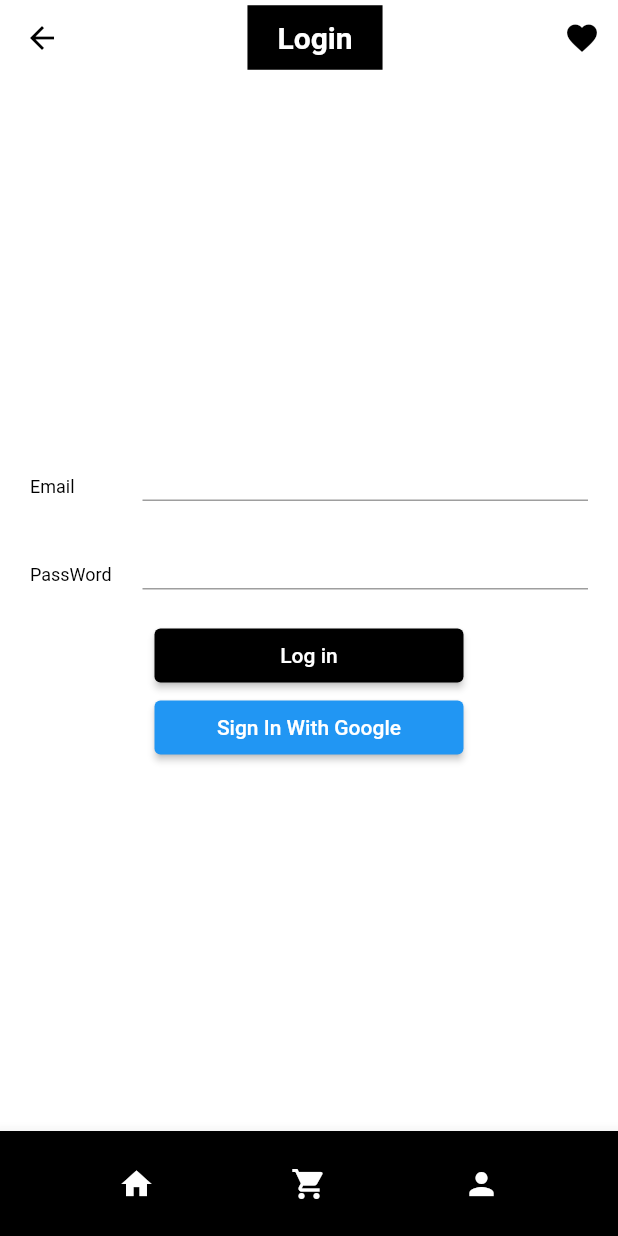
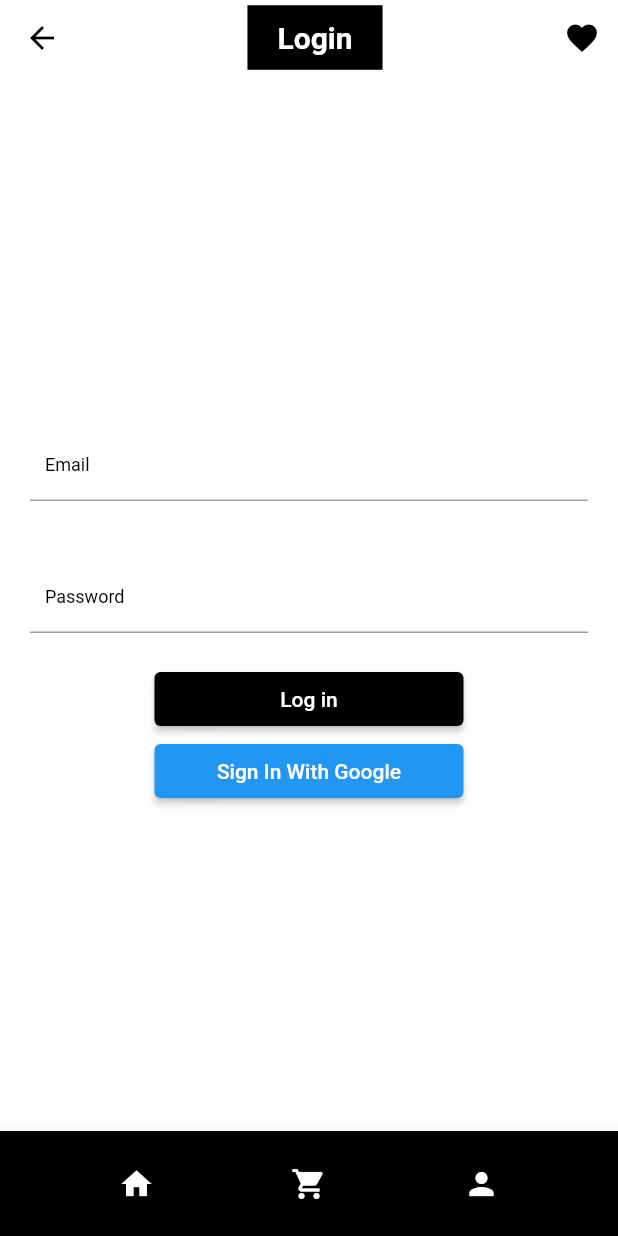
Before and after one commit to nhudang1511/e_commerce_flutter_app, a Flutter app: the screen it shows after launch, item 3 of the bottom bar chosen, after a tap on "Log in", on a phone screen of 412 x 824 dp. Run offline on Flutter 3.47's test engine with Material 2 defaults, Android fonts, the phone set to English and light mode, and no system bars; our stand-ins replace bloc, carousel_slider, cloud_firestore, equatable, firebase_auth, firebase_core and 2 more; accounts and stored records are empty; Roboto replaces fonts that are missing (Avenir).

Commit message:
add login

```diff
--- /dev/null
+++ b/lib/blocs/auth/auth_bloc.dart
@@ -0,0 +1,56 @@
+import 'dart:async';
+
+import 'package:bloc/bloc.dart';
+import 'package:equatable/equatable.dart';
+import 'package:firebase_auth/firebase_auth.dart' as auth;
+
+import '../../repositories/auth/auth_repository.dart';
+import '../../repositories/user/user_repository.dart';
+import '/models/models.dart';
+import 'auth_event.dart';
+import 'auth_state.dart';
+
+
+class AuthBloc extends Bloc<AuthEvent, AuthState> {
+  final AuthRepository _authRepository;
+  final UserRepository _userRepository;
+  StreamSubscription<auth.User?>? _authUserSubscription;
+  StreamSubscription<User?>? _userSubscription;
+
+  AuthBloc({
+    required AuthRepository authRepository,
+    required UserRepository userRepository,
+  })  : _authRepository = authRepository,
+        _userRepository = userRepository,
+        super(AuthState.unknown()) {
+    on<AuthUserChanged>(_onAuthUserChanged);
+
+    _authUserSubscription = _authRepository.user.listen((authUser) {
+      print('Auth user: $authUser');
+      if (authUser != null) {
+        _userRepository.getUser(authUser.uid).listen((user) {
+          add(AuthUserChanged(authUser: authUser, user: user));
+        });
+      } else {
+        add(AuthUserChanged(authUser: authUser));
+      }
+    });
+  }
+
+  void _onAuthUserChanged(
+      AuthUserChanged event,
+      Emitter<AuthState> emit,
+      ) {
+    event.authUser != null
+        ? emit(AuthState.authenticated(
+        authUser: event.authUser!, user: event.user!))
+        : emit(AuthState.unauthenticated());
+  }
+
+  @override
+  Future<void> close() {
+    _authUserSubscription?.cancel();
+    _userSubscription?.cancel();
+    return super.close();
+  }
+}
--- /dev/null
+++ b/lib/blocs/auth/auth_event.dart
@@ -0,0 +1,26 @@
+import 'package:e_commerce/models/models.dart';
+import 'package:equatable/equatable.dart';
+import 'package:firebase_auth/firebase_auth.dart' as auth;
+
+abstract class AuthEvent extends Equatable{
+  const AuthEvent();
+
+  @override
+  List<Object?> get props => [];
+}
+
+class AuthUserChanged extends AuthEvent {
+  final auth.User? authUser;
+  final User? user;
+
+  const AuthUserChanged({
+    required this.authUser,
+    this.user,
+  });
+
+  @override
+  List<Object?> get props => [
+    authUser,
+    user,
+  ];
+}
--- /dev/null
+++ b/lib/blocs/auth/auth_state.dart
@@ -0,0 +1,36 @@
+import 'package:equatable/equatable.dart';
+import 'package:firebase_auth/firebase_auth.dart' as auth;
+import '../../models/models.dart';
+
+enum AuthStatus { unknown, authenticated, unauthenticated }
+
+class AuthState extends Equatable {
+  final AuthStatus status;
+  final auth.User? authUser;
+  final User? user;
+
+  const AuthState._({
+    this.status = AuthStatus.unknown,
+    this.authUser,
+    this.user,
+  });
+
+  const AuthState.unknown() : this._();
+
+  const AuthState.authenticated({
+    required auth.User authUser,
+    required User user,
+  }) : this._(
+    status: AuthStatus.authenticated,
+    authUser: authUser,
+    user: user,
+  );
+
+  const AuthState.unauthenticated()
+      : this._(
+    status: AuthStatus.unauthenticated,
+  );
+
+  @override
+  List<Object?> get props => [status, authUser, user];
+}
--- /dev/null
+++ b/lib/cubits/login/login_cubit.dart
@@ -0,0 +1,32 @@
+import 'package:bloc/bloc.dart';
+
+import '../../repositories/auth/auth_repository.dart';
+import 'login_state.dart';
+
+class LoginCubit extends Cubit<LoginState> {
+  final AuthRepository _authRepository;
+
+  LoginCubit({required AuthRepository authRepository})
+      : _authRepository = authRepository,
+        super(LoginState.initial());
+
+  void emailChanged(String value) {
+    emit(state.copyWith(email: value, status: LoginStatus.initial));
+  }
+
+  void passwordChanged(String value) {
+    emit(state.copyWith(password: value, status: LoginStatus.initial));
+  }
+
+  Future<void> logInWithCredentials() async {
+    if (state.status == LoginStatus.submitting) return;
+    emit(state.copyWith(status: LoginStatus.submitting));
+    try {
+      await _authRepository.signInWithEmailAndPassword(
+        email: state.email,
+        password: state.password,
+      );
+      emit(state.copyWith(status: LoginStatus.success));
+    } catch (_) {}
+  }
+}
--- /dev/null
+++ b/lib/cubits/login/login_state.dart
@@ -0,0 +1,49 @@
+import 'package:equatable/equatable.dart';
+import 'package:firebase_auth/firebase_auth.dart' as auth;
+
+enum LoginStatus { initial, submitting, success, error }
+
+class LoginState extends Equatable {
+  final String email;
+  final String password;
+  final LoginStatus status;
+  final auth.User? user;
+
+  bool get isFormValid => email.isNotEmpty && password.isNotEmpty;
+
+  const LoginState({
+    required this.email,
+    required this.password,
+    required this.status,
+    this.user,
+  });
+
+  factory LoginState.initial() {
+    return LoginState(
+      email: '',
+      password: '',
+      status: LoginStatus.initial,
+      user: null,
+    );
+  }
+
+  @override
+  bool get stringify => true;
+
+  @override
+  List<Object?> get props => [email, password, status, user];
+
+  LoginState copyWith({
+    String? email,
+    String? password,
+    LoginStatus? status,
+    auth.User? user,
+  }) {
+    return LoginState(
+      email: email ?? this.email,
+      password: password ?? this.password,
+      status: status ?? this.status,
+      user: user ?? this.user,
+    );
+  }
+}
--- a/lib/main.dart
+++ b/lib/main.dart
@@ -6,15 +6,19 @@ import 'package:e_commerce/blocs/product/product_bloc.dart';
 import 'package:e_commerce/blocs/product/product_event.dart';
 import 'package:e_commerce/blocs/wishlist/wishlist_event.dart';
 import 'package:e_commerce/config/app_route.dart';
+import 'package:e_commerce/repositories/auth/auth_repository.dart';
 import 'package:e_commerce/repositories/category/category_repository.dart';
 import 'package:e_commerce/repositories/checkout/checkout_repository.dart';
 import 'package:e_commerce/repositories/product/product_repository.dart';
+import 'package:e_commerce/repositories/user/user_repository.dart';
 import 'package:firebase_core/firebase_core.dart';
 import 'package:flutter/material.dart';
 import 'package:flutter_bloc/flutter_bloc.dart';
+import 'blocs/auth/auth_bloc.dart';
 import 'blocs/cart/cart_bloc.dart';
 import 'blocs/wishlist/wishlist_bloc.dart';
 import 'config/theme.dart';
+import 'cubits/login/login_cubit.dart';
 import 'screen/screen.dart';
 
 Future <void> main() async {
@@ -29,23 +33,65 @@ class MyApp extends StatelessWidget {
   // This widget is the root of your application.
   @override
   Widget build(BuildContext context) {
-    return MultiBlocProvider(
+    return MaterialApp(
+      title: 'Zero To Unicorn',
+      debugShowCheckedModeBanner: false,
+      theme: theme(),
+      home: MultiRepositoryProvider(
         providers: [
-        BlocProvider(create: (BuildContext context) =>  WishlistBloc()..add(LoadWishlist())),
-        BlocProvider(create: (BuildContext context) =>  CartBloc()..add(LoadCart())),
-        BlocProvider(create: (_) => CategoryBloc(categoryRepository: CategoryRepository())..add(LoadCategories())),
-        BlocProvider(create: (_) => ProductBloc(productRepository: ProductRepository())..add(LoadProducts())),
-        BlocProvider(create: (context) =>
-            CheckoutBloc(
+          RepositoryProvider(
+            create: (context) => UserRepository(),
+          ),
+          RepositoryProvider(
+            create: (context) => AuthRepository(
+              userRepository: context.read<UserRepository>(),
+            ),
+          ),
+        ],
+        child: MultiBlocProvider(
+          providers: [
+            BlocProvider(
+              create: (context) => AuthBloc(
+                authRepository: context.read<AuthRepository>(),
+                userRepository: context.read<UserRepository>(),
+              ),
+            ),
+            BlocProvider(
+              create: (_) => CartBloc()..add(LoadCart()),
+            ),
+            BlocProvider(
+              create: (context) => CheckoutBloc(
                 cartBloc: context.read<CartBloc>(),
-                checkoutRepository: CheckoutRepository()) )
+                checkoutRepository: CheckoutRepository(),
+              ),
+            ),
+            BlocProvider(
+              create: (_) => CategoryBloc(
+                categoryRepository: CategoryRepository(),
+              )..add(
+                LoadCategories(),
+              ),
+            ),
+            BlocProvider(
+              create: (_) => ProductBloc(
+                productRepository: ProductRepository(),
+              )..add(LoadProducts()),
+            ),
+            BlocProvider(
+              create: (context) => LoginCubit(
+                authRepository: context.read<AuthRepository>(),
+              ),
+            ),
           ],
           child: MaterialApp(
-        title: 'Zero to Unicorn',
+            title: 'Zero To Unicorn',
+            debugShowCheckedModeBanner: false,
             theme: theme(),
             onGenerateRoute: AppRouter.onGenerateRoute,
             initialRoute: SplashScreen.routeName,
           ),
+        ),
+      ),
     );
   }
 }
--- a/lib/models/models.dart
+++ b/lib/models/models.dart
@@ -3,3 +3,4 @@ export 'product_model.dart';
 export 'cart_model.dart';
 export 'checkout_model.dart';
 export 'wishlist_model.dart';
+export 'user_model.dart';
--- /dev/null
+++ b/lib/models/user_model.dart
@@ -0,0 +1,69 @@
+import 'package:cloud_firestore/cloud_firestore.dart';
+import 'package:equatable/equatable.dart';
+
+class User extends Equatable {
+  final String? id;
+  final String fullName;
+  final String email;
+  final String address;
+  final String city;
+  final String country;
+  final String zipCode;
+
+  const User({
+    this.id,
+    this.fullName = '',
+    this.email = '',
+    this.address = '',
+    this.city = '',
+    this.country = '',
+    this.zipCode = '',
+  });
+
+  User copyWith({
+    String? id,
+    String? fullName,
+    String? email,
+    String? address,
+    String? city,
+    String? country,
+    String? zipCode,
+  }) {
+    return User(
+      id: id ?? this.id,
+      fullName: fullName ?? this.fullName,
+      email: email ?? this.email,
+      address: address ?? this.address,
+      city: city ?? this.city,
+      country: country ?? this.country,
+      zipCode: zipCode ?? this.zipCode,
+    );
+  }
+
+  factory User.fromSnapshot(DocumentSnapshot snap) {
+    return User(
+      id: snap.id,
+      fullName: snap['fullName'],
+      email: snap['email'],
+      address: snap['address'],
+      city: snap['city'],
+      country: snap['country'],
+      zipCode: snap['zipCode'],
+    );
+  }
+
+  Map<String, Object> toDocument() {
+    return {
+      'fullName': fullName,
+      'email': email,
+      'address': address,
+      'city': city,
+      'country': country,
+      'zipCode': zipCode
+    };
+  }
+
+  @override
+  List<Object?> get props =>
+      [id, fullName, email, address, city, country, zipCode];
+}
--- /dev/null
+++ b/lib/repositories/user/base_user_repository.dart
@@ -0,0 +1,7 @@
+import '/models/models.dart';
+
+abstract class BaseUserRepository {
+  Stream<User> getUser(String userId);
+  Future<void> createUser(User user);
+  Future<void> updateUser(User user);
+}
--- a/lib/screen/login/login_screen.dart
+++ b/lib/screen/login/login_screen.dart
@@ -1,4 +1,11 @@
+import 'package:e_commerce/blocs/auth/auth_event.dart';
+import 'package:e_commerce/repositories/auth/auth_repository.dart';
 import 'package:flutter/material.dart';
+import 'package:flutter_bloc/flutter_bloc.dart';
+import '../../blocs/auth/auth_bloc.dart';
+import '../../blocs/auth/auth_state.dart';
+import '../../cubits/login/login_cubit.dart';
+import '../../cubits/login/login_state.dart';
 import '../../widget/widgets.dart';
 
 class LoginScreen extends StatelessWidget {
@@ -12,8 +19,6 @@ class LoginScreen extends StatelessWidget {
   }
   @override
   Widget build(BuildContext context) {
-    final TextEditingController emailController = TextEditingController();
-    final TextEditingController passWordController = TextEditingController();
     return Scaffold(
       appBar: const CustomAppBar(title: 'Login'),
       bottomNavigationBar: const CustomeNavBar(),
@@ -21,19 +26,20 @@ class LoginScreen extends StatelessWidget {
         child: Column(
           mainAxisAlignment: MainAxisAlignment.center,
           children: [
-            _buildTextFormField(emailController, context, 'Email'),
-            _buildTextFormField(passWordController, context, 'PassWord'),
+            _EmailInput(),
+            _PasswordInput(),
             SizedBox(
               width: (MediaQuery.of(context).size.width)/2,
               child: ElevatedButton(
                 onPressed: (){
-                  Navigator.pushNamed(context, '/login');
+                  context.read<LoginCubit>().logInWithCredentials();
+                  const snackBar = SnackBar(content: Text('Log in successful'));
+                  ScaffoldMessenger.of(context).showSnackBar(snackBar);
+                  Navigator.pushNamed(context, '/');
                 },
                 child: Text('Log in'),
                 style: ElevatedButton.styleFrom(
-                  backgroundColor: Colors.black,
-
-                ),
+                  backgroundColor: Colors.black),
                   ),
                 ),
                 SizedBox(
@@ -46,32 +52,52 @@ class LoginScreen extends StatelessWidget {
         ),
       );
   }
-  Padding _buildTextFormField(
-      TextEditingController onChanged,
-      BuildContext context,
-      String labelText){
+}
+class _EmailInput extends StatelessWidget {
+  @override
+  Widget build(BuildContext context) {
+    return BlocBuilder<LoginCubit, LoginState>(
+      buildWhen: (previous, current) => previous.email != current.email,
+      builder: (context, state) {
         return Padding(
           padding: const EdgeInsets.all(20.0),
-      child: Row(
-        children: [
-          SizedBox(width: 75,
-            child: Text(
-                labelText,
-                style: Theme.of(context).textTheme.bodyText1),),
-          Expanded(child: TextFormField(
-            //onChanged: onChanged,
-            controller: onChanged,
-            decoration: const InputDecoration(
-                isDense: true,
-                contentPadding: EdgeInsets.only(left: 10),
-                focusedBorder: UnderlineInputBorder(
-                    borderSide: BorderSide(color: Colors.black)
-                )
+          child: TextField(
+            onChanged: (email) {
+              context.read<LoginCubit>().emailChanged(email);
+            },
+            decoration: InputDecoration(
+                labelText: 'Email',
+                labelStyle:  Theme.of(context).textTheme.bodyText1,
+                contentPadding: EdgeInsets.only(left: 10)
             ),
-          )
-          )
-        ],
           ),
+        );
+      },
     );
   }
 }
+
+class _PasswordInput extends StatelessWidget {
+  @override
+  Widget build(BuildContext context) {
+    return BlocBuilder<LoginCubit, LoginState>(
+      buildWhen: (previous, current) => previous.password != current.password,
+      builder: (context, state) {
+        return Padding(
+          padding: const EdgeInsets.all(20.0),
+          child: TextField(
+            onChanged: (password) {
+              context.read<LoginCubit>().passwordChanged(password);
+            },
+            decoration: InputDecoration(
+                labelText: 'Password',
+                labelStyle:  Theme.of(context).textTheme.bodyText1,
+                contentPadding: EdgeInsets.only(left: 10)
+            ),
+            obscureText: true,
+          ),
+        );
+      },
+    );
+  }
+}
--- a/lib/screen/profile/profile_screen.dart
+++ b/lib/screen/profile/profile_screen.dart
@@ -1,12 +1,12 @@
 import 'package:carousel_slider/carousel_slider.dart';
 import 'package:flutter/material.dart';
 import 'package:flutter_bloc/flutter_bloc.dart';
-
-import '../../blocs/category/category_bloc.dart';
-import '../../blocs/category/category_state.dart';
-import '../../blocs/product/product_bloc.dart';
-import '../../blocs/product/product_state.dart';
-import '../../models/models.dart';
+import '../../blocs/auth/auth_bloc.dart';
+import '../../blocs/profile/profile_bloc.dart';
+import '../../blocs/profile/profile_event.dart';
+import '../../blocs/profile/profile_state.dart';
+import '../../repositories/auth/auth_repository.dart';
+import '../../repositories/user/user_repository.dart';
 import '../../widget/widgets.dart';
 
 class ProfileScreen extends StatelessWidget {
@@ -16,14 +16,43 @@ class ProfileScreen extends StatelessWidget {
   static Route route(){
     return MaterialPageRoute(
         settings: const RouteSettings(name: routeName),
-        builder: (_) => const ProfileScreen());
+        builder: (context) => BlocProvider<ProfileBloc>
+          (create: (context) => ProfileBloc(
+            authBloc:  BlocProvider.of<AuthBloc>(context),
+            userRepository: context.read<UserRepository>())..add(
+          LoadProfile(context.read<AuthBloc>().state.authUser),
+        ),
+          child: ProfileScreen(),
+));
   }
   @override
   Widget build(BuildContext context) {
     return Scaffold(
       appBar: const CustomAppBar(title: 'Profile'),
       bottomNavigationBar: const CustomeNavBar(),
-      body:  Center(
+      body:  BlocBuilder<ProfileBloc, ProfileState>(builder: (context, state) {
+        if(state is ProfileLoading){
+          return Center(child: CircularProgressIndicator());
+        }
+        if(state is ProfileLoaded){
+          return Center(
+            child: SizedBox(
+              width: (MediaQuery.of(context).size.width)/2,
+              child: ElevatedButton(
+                onPressed: (){
+                  context.read<AuthRepository>().signOut();
+                },
+                child: Text('Sign out'),
+                style: ElevatedButton.styleFrom(
+                  backgroundColor: Colors.black,
+
+                ),
+              ),
+            ),
+          );
+        }
+        if(state is ProfileUnauthenticated){
+          return Center(
             child: Column(
               mainAxisAlignment: MainAxisAlignment.center,
               children: [
@@ -45,9 +74,16 @@ class ProfileScreen extends StatelessWidget {
                     width: (MediaQuery.of(context).size.width)/2,
                     child: ElevatedButton(onPressed: (){
                       Navigator.pushNamed(context, '/signup');
+                      context.read<AuthRepository>().signOut();
                     }, child: Text('Sign up')))
               ],
             ),
+          );
+        }
+        else{
+          return Text('Something went wrong');
+        }
+      },
       ),
     );
   }
```
Also changed, not shown: lib/blocs/profile/profile_bloc.dart (added, +60 -0 lines), lib/blocs/profile/profile_event.dart (added, +28 -0 lines), lib/blocs/profile/profile_state.dart (added, +23 -0 lines), lib/repositories/auth/auth_repository.dart (added, +54 -0 lines), lib/repositories/auth/base_auth_repository.dart (added, +16 -0 lines), lib/repositories/user/user_repository.dart (added, +43 -0 lines). Lines whose indentation alone changed are shown as unchanged.
